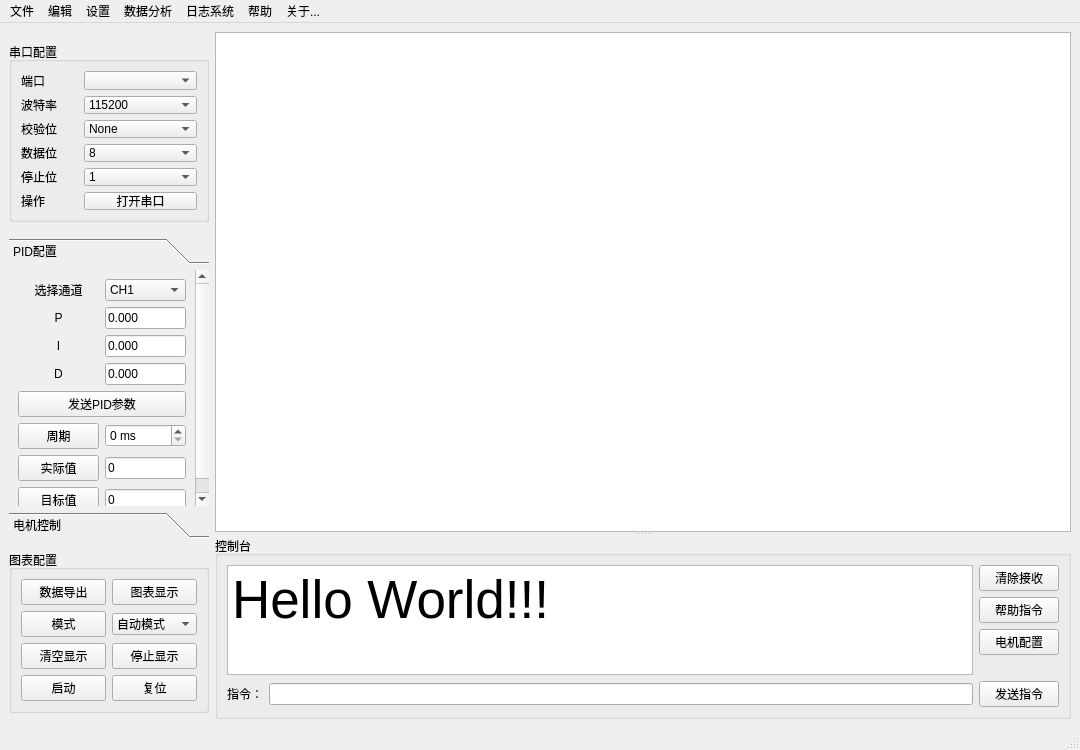
The window that src/ui_widgets/main_window/ui/mainwindow.ui (xiaopengyouGU/LTM_Monitor) describes before a commit, drawn with Qt 5.
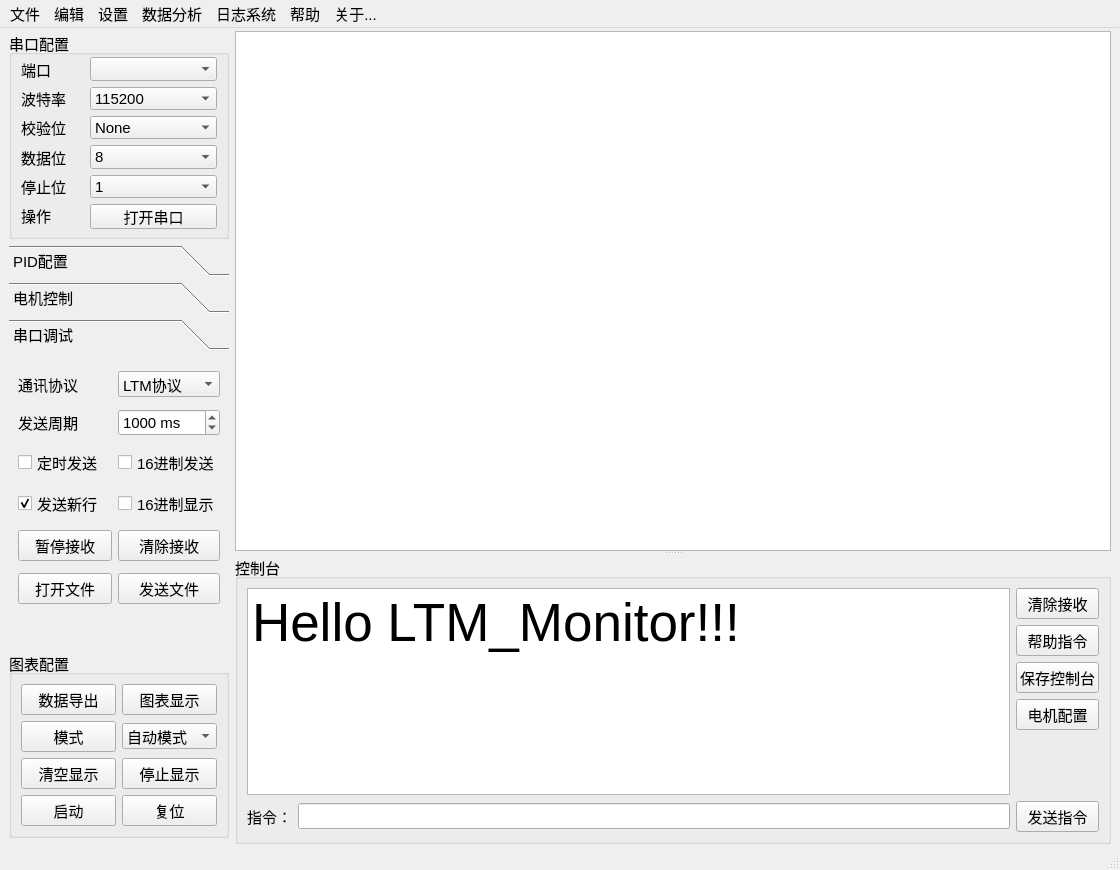
The same window after the commit. Icons and pictures are not drawn. Custom widgets are drawn as their Qt base class.

Commit message: 完成 V0.2.0 更新, 支持普通串口和LTM协议切换、优化串口数据接收性能、更新LTM通讯协议、优化界面布局

Patch:
```diff
--- a/src/ui_widgets/main_window/ui/mainwindow.ui
+++ b/src/ui_widgets/main_window/ui/mainwindow.ui
@@ -6,16 +6,21 @@
    <rect>
     <x>0</x>
     <y>0</y>
-    <width>1080</width>
-    <height>750</height>
+    <width>1120</width>
+    <height>870</height>
    </rect>
   </property>
   <property name="minimumSize">
    <size>
-    <width>1080</width>
-    <height>750</height>
+    <width>1120</width>
+    <height>870</height>
    </size>
   </property>
+  <property name="font">
+   <font>
+    <pointsize>11</pointsize>
+   </font>
+  </property>
   <property name="windowTitle">
    <string>LTM_Monitor</string>
   </property>
@@ -31,6 +36,12 @@
     </size>
    </property>
    <layout class="QGridLayout" name="gridLayout_5">
+    <property name="topMargin">
+     <number>3</number>
+    </property>
+    <property name="bottomMargin">
+     <number>3</number>
+    </property>
     <item row="0" column="1" rowspan="5">
      <widget class="QSplitter" name="splitter">
       <property name="minimumSize">
@@ -46,7 +57,7 @@
        <property name="minimumSize">
         <size>
          <width>700</width>
-         <height>500</height>
+         <height>520</height>
         </size>
        </property>
       </widget>
@@ -54,33 +65,27 @@
        <property name="minimumSize">
         <size>
          <width>0</width>
-         <height>130</height>
+         <height>175</height>
         </size>
        </property>
        <property name="title">
         <string>控制台</string>
        </property>
        <layout class="QGridLayout" name="gridLayout_4">
-        <item row="4" column="1">
+        <item row="0" column="2">
+         <widget class="QPushButton" name="btnClearRev">
+          <property name="text">
+           <string>清除接收</string>
+          </property>
+         </widget>
+        </item>
+        <item row="5" column="1">
          <widget class="QLineEdit" name="editCMD"/>
         </item>
-        <item row="3" column="2">
-         <spacer name="verticalSpacer_2">
-          <property name="orientation">
-           <enum>Qt::Orientation::Vertical</enum>
-          </property>
-          <property name="sizeHint" stdset="0">
-           <size>
-            <width>58</width>
-            <height>69</height>
-           </size>
-          </property>
-         </spacer>
-        </item>
-        <item row="2" column="2">
-         <widget class="QPushButton" name="btnShowMotor">
+        <item row="5" column="2">
+         <widget class="QPushButton" name="btnSend">
           <property name="text">
-           <string>电机配置</string>
+           <string>发送指令</string>
           </property>
          </widget>
         </item>
@@ -91,7 +96,7 @@
           </property>
          </widget>
         </item>
-        <item row="0" column="0" rowspan="4" colspan="2">
+        <item row="0" column="0" rowspan="5" colspan="2">
          <widget class="QPlainTextEdit" name="plainTextEdit">
           <property name="font">
            <font>
@@ -99,25 +104,18 @@
            </font>
           </property>
           <property name="plainText">
-           <string>Hello World!!!</string>
+           <string>Hello LTM_Monitor!!!</string>
           </property>
          </widget>
         </item>
-        <item row="4" column="2">
-         <widget class="QPushButton" name="btnSend">
+        <item row="3" column="2">
+         <widget class="QPushButton" name="btnShowMotor">
           <property name="text">
-           <string>发送指令</string>
+           <string>电机配置</string>
           </property>
          </widget>
         </item>
-        <item row="0" column="2">
-         <widget class="QPushButton" name="btnClearRev">
-          <property name="text">
-           <string>清除接收</string>
-          </property>
-         </widget>
-        </item>
-        <item row="4" column="0">
+        <item row="5" column="0">
          <widget class="QLabel" name="label_11">
           <property name="text">
            <string>指令：</string>
@@ -127,6 +125,26 @@
           </property>
          </widget>
         </item>
+        <item row="4" column="2">
+         <spacer name="verticalSpacer_2">
+          <property name="orientation">
+           <enum>Qt::Orientation::Vertical</enum>
+          </property>
+          <property name="sizeHint" stdset="0">
+           <size>
+            <width>58</width>
+            <height>69</height>
+           </size>
+          </property>
+         </spacer>
+        </item>
+        <item row="2" column="2">
+         <widget class="QPushButton" name="btnSaveCmd">
+          <property name="text">
+           <string>保存控制台</string>
+          </property>
+         </widget>
+        </item>
        </layout>
       </widget>
      </widget>
@@ -147,7 +165,7 @@
       </property>
       <property name="maximumSize">
        <size>
-        <width>170</width>
+        <width>220</width>
         <height>600</height>
        </size>
       </property>
@@ -241,14 +259,22 @@
       </property>
       <property name="maximumSize">
        <size>
-        <width>160</width>
-        <height>160</height>
+        <width>220</width>
+        <height>350</height>
        </size>
       </property>
+      <property name="font">
+       <font>
+        <pointsize>11</pointsize>
+       </font>
+      </property>
       <property name="title">
        <string>串口配置</string>
       </property>
       <layout class="QGridLayout" name="gridLayout" columnstretch="1,2">
+       <property name="topMargin">
+        <number>2</number>
+       </property>
        <item row="1" column="0">
         <widget class="QLabel" name="label_2">
          <property name="text">
@@ -272,6 +298,12 @@
        </item>
        <item row="1" column="1">
         <widget class="QComboBox" name="comboBaud">
+         <property name="sizePolicy">
+          <sizepolicy hsizetype="Preferred" vsizetype="Preferred">
+           <horstretch>0</horstretch>
+           <verstretch>0</verstretch>
+          </sizepolicy>
+         </property>
          <property name="currentIndex">
           <number>5</number>
          </property>
@@ -319,6 +351,12 @@
        </item>
        <item row="4" column="1">
         <widget class="QComboBox" name="comboStop">
+         <property name="sizePolicy">
+          <sizepolicy hsizetype="Preferred" vsizetype="Preferred">
+           <horstretch>0</horstretch>
+           <verstretch>0</verstretch>
+          </sizepolicy>
+         </property>
          <item>
           <property name="text">
            <string>1</string>
@@ -337,10 +375,29 @@
         </widget>
        </item>
        <item row="0" column="1">
-        <widget class="QComboBox" name="comboPort"/>
+        <widget class="QComboBox" name="comboPort">
+         <property name="sizePolicy">
+          <sizepolicy hsizetype="Preferred" vsizetype="Preferred">
+           <horstretch>0</horstretch>
+           <verstretch>0</verstretch>
+          </sizepolicy>
+         </property>
+        </widget>
        </item>
        <item row="5" column="1">
         <widget class="QPushButton" name="btnSerial">
+         <property name="sizePolicy">
+          <sizepolicy hsizetype="Minimum" vsizetype="Preferred">
+           <horstretch>0</horstretch>
+           <verstretch>0</verstretch>
+          </sizepolicy>
+         </property>
+         <property name="minimumSize">
+          <size>
+           <width>0</width>
+           <height>25</height>
+          </size>
+         </property>
          <property name="text">
           <string>打开串口</string>
          </property>
@@ -362,6 +419,12 @@
        </item>
        <item row="2" column="1">
         <widget class="QComboBox" name="comboCheck">
+         <property name="sizePolicy">
+          <sizepolicy hsizetype="Preferred" vsizetype="Preferred">
+           <horstretch>0</horstretch>
+           <verstretch>0</verstretch>
+          </sizepolicy>
+         </property>
          <item>
           <property name="text">
            <string>None</string>
@@ -388,6 +451,12 @@
        </item>
        <item row="3" column="1">
         <widget class="QComboBox" name="comboData">
+         <property name="sizePolicy">
+          <sizepolicy hsizetype="Preferred" vsizetype="Preferred">
+           <horstretch>0</horstretch>
+           <verstretch>0</verstretch>
+          </sizepolicy>
+         </property>
          <item>
           <property name="text">
            <string>8</string>
@@ -431,31 +500,31 @@
       <property name="minimumSize">
        <size>
         <width>200</width>
-        <height>300</height>
+        <height>380</height>
        </size>
       </property>
       <property name="maximumSize">
        <size>
-        <width>170</width>
-        <height>260</height>
+        <width>220</width>
+        <height>400</height>
        </size>
       </property>
       <property name="currentIndex">
-       <number>0</number>
+       <number>2</number>
       </property>
       <widget class="QWidget" name="page">
        <property name="geometry">
         <rect>
          <x>0</x>
          <y>0</y>
-         <width>200</width>
-         <height>252</height>
+         <width>220</width>
+         <height>302</height>
         </rect>
        </property>
        <attribute name="label">
         <string>PID配置</string>
        </attribute>
-       <layout class="QGridLayout" name="gridLayout_2" columnstretch="1,1">
+       <layout class="QGridLayout" name="gridLayout_2" columnstretch="1,1" columnminimumwidth="1,1">
         <item row="7" column="1">
          <widget class="QLineEdit" name="editTarget">
           <property name="text">
@@ -764,6 +833,138 @@
         </item>
        </layout>
       </widget>
+      <widget class="QWidget" name="page_3">
+       <property name="geometry">
+        <rect>
+         <x>0</x>
+         <y>0</y>
+         <width>220</width>
+         <height>302</height>
+        </rect>
+       </property>
+       <attribute name="label">
+        <string>串口调试</string>
+       </attribute>
+       <layout class="QGridLayout" name="gridLayout_7" columnstretch="1,1">
+        <item row="3" column="0">
+         <widget class="QCheckBox" name="chkSendNewL">
+          <property name="statusTip">
+           <string>勾选此项，发送指令时将自动添加回车换行！</string>
+          </property>
+          <property name="text">
+           <string>发送新行</string>
+          </property>
+          <property name="checked">
+           <bool>true</bool>
+          </property>
+         </widget>
+        </item>
+        <item row="5" column="1">
+         <widget class="QPushButton" name="btnSendFile">
+          <property name="text">
+           <string>发送文件</string>
+          </property>
+         </widget>
+        </item>
+        <item row="0" column="0">
+         <widget class="QLabel" name="label_6">
+          <property name="text">
+           <string>通讯协议</string>
+          </property>
+          <property name="alignment">
+           <set>Qt::AlignmentFlag::AlignLeading|Qt::AlignmentFlag::AlignLeft|Qt::AlignmentFlag::AlignVCenter</set>
+          </property>
+         </widget>
+        </item>
+        <item row="2" column="0">
+         <widget class="QCheckBox" name="chkSendPeriod">
+          <property name="text">
+           <string>定时发送</string>
+          </property>
+         </widget>
+        </item>
+        <item row="0" column="1">
+         <widget class="QComboBox" name="comboProt">
+          <item>
+           <property name="text">
+            <string>LTM协议</string>
+           </property>
+          </item>
+          <item>
+           <property name="text">
+            <string>普通串口</string>
+           </property>
+          </item>
+          <item>
+           <property name="text">
+            <string/>
+           </property>
+          </item>
+         </widget>
+        </item>
+        <item row="1" column="0">
+         <widget class="QLabel" name="label_18">
+          <property name="text">
+           <string>发送周期</string>
+          </property>
+          <property name="alignment">
+           <set>Qt::AlignmentFlag::AlignLeading|Qt::AlignmentFlag::AlignLeft|Qt::AlignmentFlag::AlignVCenter</set>
+          </property>
+         </widget>
+        </item>
+        <item row="1" column="1">
+         <widget class="QSpinBox" name="spinSendPeriod">
+          <property name="suffix">
+           <string> ms</string>
+          </property>
+          <property name="maximum">
+           <number>20000</number>
+          </property>
+          <property name="singleStep">
+           <number>10</number>
+          </property>
+          <property name="value">
+           <number>1000</number>
+          </property>
+         </widget>
+        </item>
+        <item row="2" column="1">
+         <widget class="QCheckBox" name="chkHexSend">
+          <property name="text">
+           <string>16进制发送</string>
+          </property>
+         </widget>
+        </item>
+        <item row="5" column="0">
+         <widget class="QPushButton" name="btnOpenFile">
+          <property name="text">
+           <string>打开文件</string>
+          </property>
+         </widget>
+        </item>
+        <item row="3" column="1">
+         <widget class="QCheckBox" name="chkHexShow">
+          <property name="text">
+           <string>16进制显示</string>
+          </property>
+         </widget>
+        </item>
+        <item row="4" column="0">
+         <widget class="QPushButton" name="btnStopRecv">
+          <property name="text">
+           <string>暂停接收</string>
+          </property>
+         </widget>
+        </item>
+        <item row="4" column="1">
+         <widget class="QPushButton" name="btnClearRecv">
+          <property name="text">
+           <string>清除接收</string>
+          </property>
+         </widget>
+        </item>
+       </layout>
+      </widget>
      </widget>
     </item>
    </layout>
@@ -773,8 +974,8 @@
     <rect>
      <x>0</x>
      <y>0</y>
-     <width>1080</width>
-     <height>17</height>
+     <width>1120</width>
+     <height>19</height>
     </rect>
    </property>
    <widget class="QMenu" name="menuFile">
```
Left out of the diff: 40 changed lines with no effect on the pictures. The commit also changes 197 other files.
